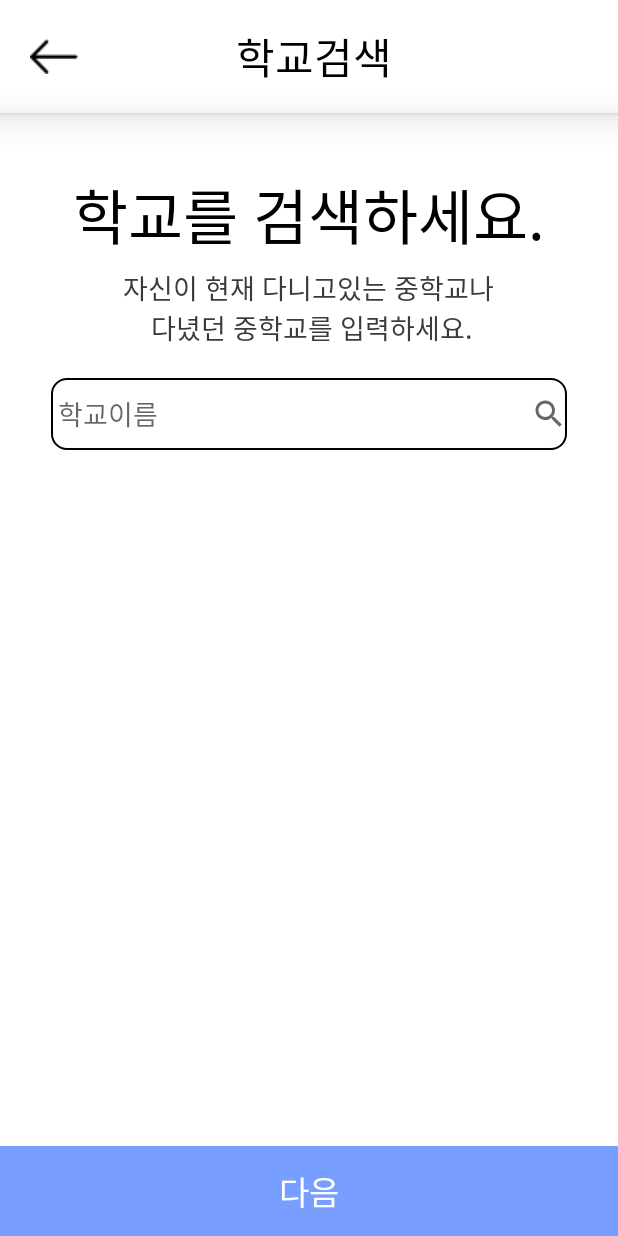
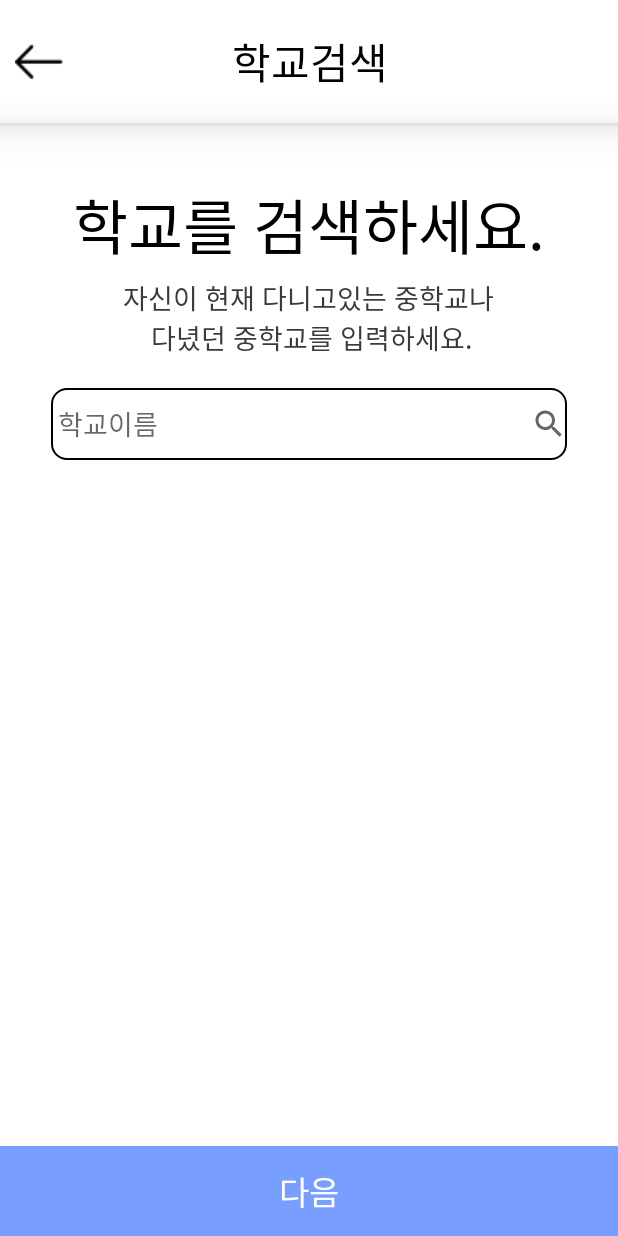
Before and after one commit to MO-LA/Mola_Android, an Android app: the SchoolSearchActivity screen opened directly, with no data from a screen before it, on a phone screen of 412 x 824 dp. Run offline under Robolectric (Android 15) with nearby library versions, the phone set to English and light mode, and no system bars.

Commit message:
Update activity_school_search.xml

```diff
--- a/app/src/main/res/layout/activity_school_search.xml
+++ b/app/src/main/res/layout/activity_school_search.xml
@@ -10,34 +10,43 @@
 
     <LinearLayout
         android:layout_width="match_parent"
-        android:layout_height="75dp"
+        android:layout_height="wrap_content"
+        android:background="#ffffff"
         android:orientation="horizontal">
 
         <ImageView
-            android:id="@+id/img_back"
+            android:id="@+id/iv_back"
             android:layout_width="wrap_content"
             android:layout_height="wrap_content"
             android:layout_gravity="center"
-            android:layout_marginLeft="20dp"
+            android:layout_marginLeft="10dp"
             android:background="@drawable/backarrow" />
 
-        <TextView
-            android:layout_width="wrap_content"
+        <LinearLayout
+            android:layout_width="fill_parent"
             android:layout_height="wrap_content"
-            android:layout_gravity="center"
-            android:layout_marginLeft="105dp"
-            android:fontFamily="@font/nexon_lv1_gothic"
-            android:text="학교검색"
-            android:textColor="#000000"
-            android:textSize="28dp" />
+            android:layout_marginRight="40dp"
+            android:gravity="center">
+
+            <TextView
+                android:id="@+id/tv_schooldetail_title"
+                android:layout_width="match_parent"
+                android:layout_height="wrap_content"
+                android:fontFamily="@font/nexon_lv1_gothic"
+                android:gravity="center"
+                android:padding="20dp"
+                android:text="학교검색"
+                android:textColor="#000000"
+                android:textSize="28dp" />
+        </LinearLayout>
     </LinearLayout>
 
-    <LinearLayout
+    <View
         android:layout_width="match_parent"
         android:layout_height="1dp"
         android:background="#E8EAED" />
 
-    <LinearLayout
+    <View
         android:layout_width="match_parent"
         android:layout_height="1dp"
         android:background="#E8EAED"
```
